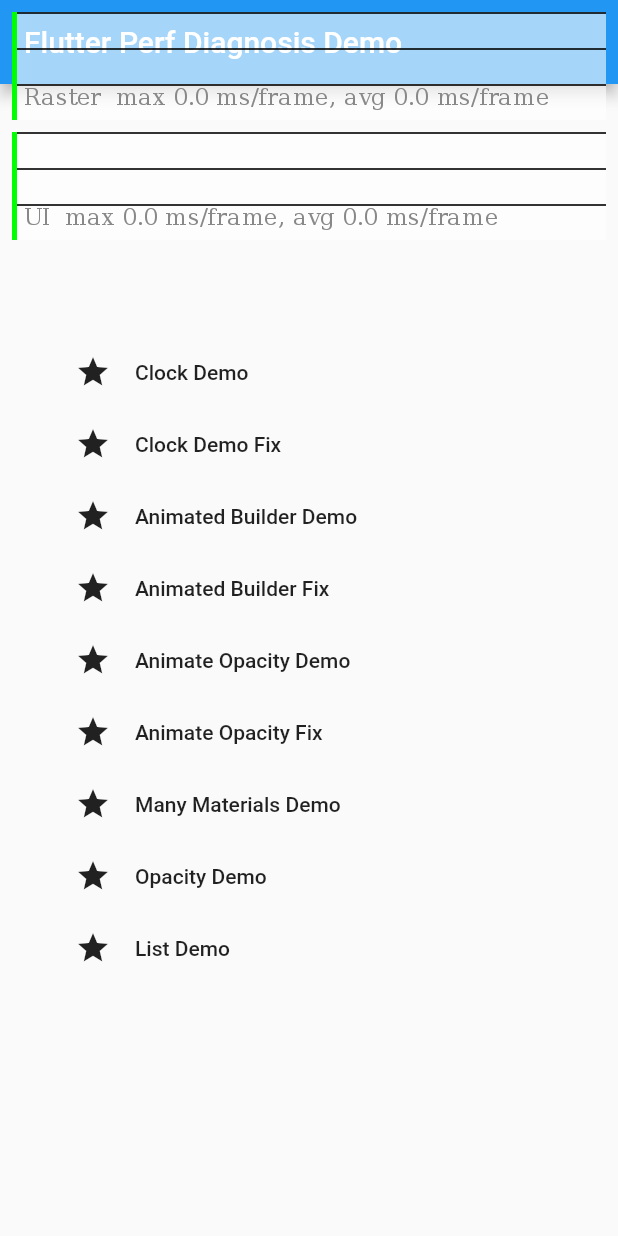
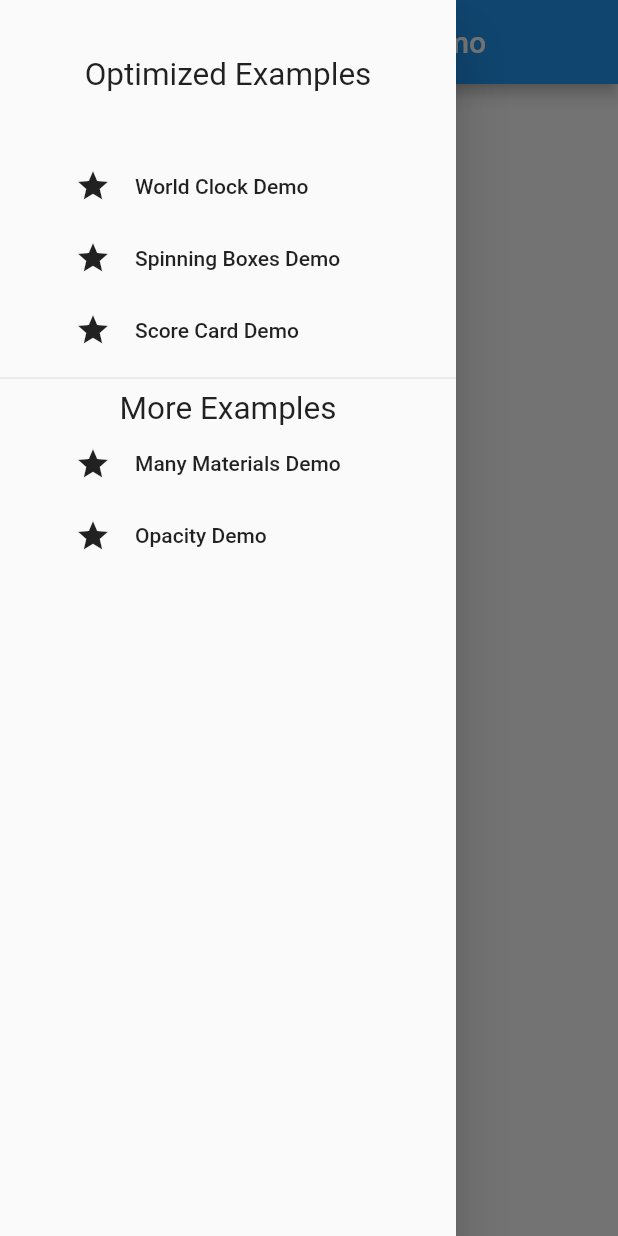
Before and after one commit to InMatrix/perf_diagnosis_demo, a Flutter app: the screen it shows after launch, with the side drawer open (before the commit the screen has no drawer), on a phone screen of 412 x 824 dp. Run offline on Flutter 3.47's test engine with Material 2 defaults, Android fonts, the phone set to English and light mode, and no system bars.

Commit message:
Move optimized examples into a drawer

```diff
--- /dev/null
+++ b/lib/drawer.dart
@@ -0,0 +1,62 @@
+import 'package:flutter/material.dart';
+
+import 'animate_opacity_fix.dart';
+import 'animated_builder_fix.dart';
+import 'clock_fix.dart';
+import 'many_materials_demo.dart';
+import 'opacity_demo.dart';
+
+class MyDrawer extends StatelessWidget {
+  @override
+  Widget build(BuildContext context) {
+    return Drawer(
+      child: Column(
+        children: <Widget>[
+          Container(
+            height: 100.0,
+            child: Center(
+              child: new Text(
+                'Optimized Examples',
+                style: DefaultTextStyle.of(context)
+                    .style
+                    .apply(fontSizeFactor: 1.5),
+              ),
+            ),
+          ),
+          _makeDemoEntry(context, "World Clock Demo", ClockFix()),
+          _makeDemoEntry(context, "Spinning Boxes Demo", AnimatedBuilderFix()),
+          _makeDemoEntry(context, "Score Card Demo", AnimateOpacityFix()),
+          Divider(),
+          new Text(
+            'More Examples',
+            style:
+                DefaultTextStyle.of(context).style.apply(fontSizeFactor: 1.5),
+          ),
+          _makeDemoEntry(context, "Many Materials Demo", ManyMaterialsDemo()),
+          _makeDemoEntry(context, "Opacity Demo", OpacityDemo1()),
+        ],
+      ),
+    );
+  }
+
+  Widget _makeDemoEntry(BuildContext context, String title, Widget nextScreen) {
+    return Row(
+      mainAxisAlignment: MainAxisAlignment.start,
+      children: <Widget>[
+        SizedBox(
+          width: 50.0,
+        ),
+        Icon(Icons.star),
+        FlatButton(
+          child: Text(title),
+          onPressed: () {
+            Navigator.push(
+              context,
+              MaterialPageRoute(builder: (context) => nextScreen),
+            );
+          },
+        ),
+      ],
+    );
+  }
+}
--- a/lib/main.dart
+++ b/lib/main.dart
@@ -2,14 +2,10 @@
 import 'package:flutter/rendering.dart';
 
 import 'animate_opacity_demo.dart';
-import 'animate_opacity_fix.dart';
 import 'animated_builder_demo.dart';
-import 'animated_builder_fix.dart';
 import 'clock_demo.dart';
-import 'clock_fix.dart';
+import 'drawer.dart';
 import 'list_demo.dart';
-import 'many_materials_demo.dart';
-import 'opacity_demo.dart';
 
 void main() {
   debugProfileBuildsEnabled = true; // This flag will work in debug mode only.
@@ -33,9 +29,9 @@
           ),
           home: new MyHomePage(title: 'Flutter Perf Diagnosis Demo'),
         ),
-        new PerformanceOverlay.allEnabled(
-          checkerboardOffscreenLayers: true,
-        ),
+//        new PerformanceOverlay.allEnabled(
+//          checkerboardOffscreenLayers: true,
+//        ),
       ],
     );
   }
@@ -57,22 +53,16 @@
       appBar: new AppBar(
         title: new Text(widget.title),
       ),
+      drawer: MyDrawer(),
       body: new Center(
         child: new Column(
           mainAxisAlignment: MainAxisAlignment.center,
           children: <Widget>[
             makeDemoEntry(context, "Clock Demo", ClockDemo()),
-            makeDemoEntry(context, "Clock Demo Fix", ClockFix()),
+            makeDemoEntry(context, "List Demo", ListDemo()),
             makeDemoEntry(
-                context, "Animated Builder Demo", AnimatedBuilderDemo()),
-            makeDemoEntry(
-                context, "Animated Builder Fix", AnimatedBuilderFix()),
-            makeDemoEntry(
-                context, "Animate Opacity Demo", AnimateOpacityDemo()),
-            makeDemoEntry(context, "Animate Opacity Fix", AnimateOpacityFix()),
-            makeDemoEntry(context, "Many Materials Demo", ManyMaterialsDemo()),
-            makeDemoEntry(context, "Opacity Demo", OpacityDemo1()),
-            makeDemoEntry(context, "List Demo", ListDemo()),
+                context, "Spinning Boxes Demo", AnimatedBuilderDemo()),
+            makeDemoEntry(context, "Score Card Demo", AnimateOpacityDemo()),
           ],
         ),
       ),
```
